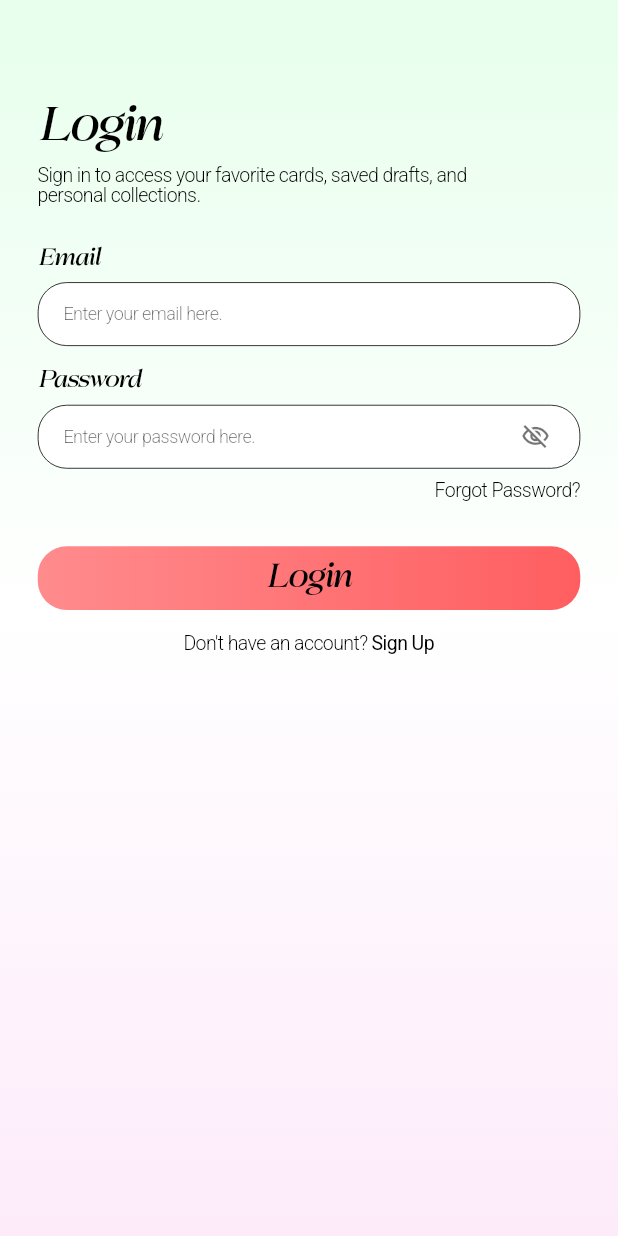
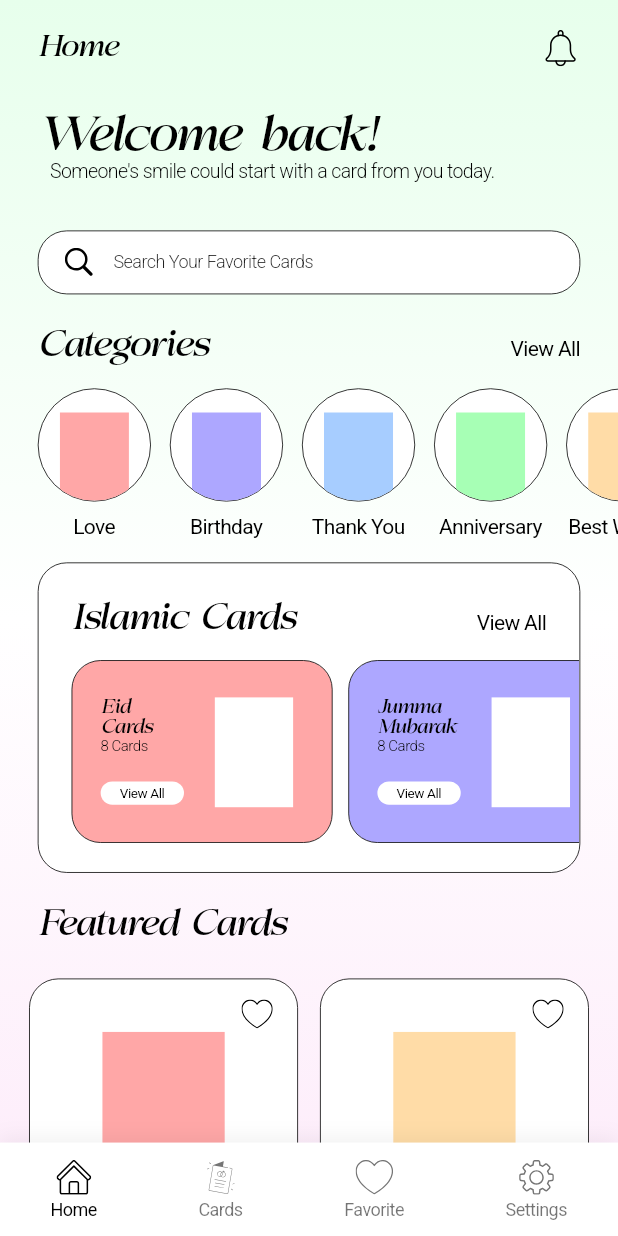
Before and after one commit to ominilogics/Diamond-App, a Flutter app: the screen it shows after launch, on a phone screen of 412 x 824 dp. Run offline on Flutter 3.47's test engine with Material 3 defaults, Android fonts, the phone set to English and light mode, and no system bars; our stand-ins replace flutter_screenutil, flutter_svg, go_router.

Commit message:
home screen completed

```diff
--- a/lib/core/routing/app_router.dart
+++ b/lib/core/routing/app_router.dart
@@ -2,13 +2,14 @@ import 'package:go_router/go_router.dart';
 import '../../features/auth/presentation/screens/login_screen.dart';
 import '../../features/auth/presentation/screens/sign_up_screen.dart';
 import '../../features/auth/presentation/screens/forgot_password_screen.dart';
+import '../../features/main/presentation/screens/main_screen.dart';
 import 'app_routes.dart';
 
 class AppRouter {
   AppRouter._();
 
   static final router = GoRouter(
-    initialLocation: AppRoute.login.path,
+    initialLocation: AppRoute.main.path,
     routes: [
       GoRoute(
         name: AppRoute.login.name,
@@ -25,6 +26,11 @@ class AppRouter {
         path: AppRoute.forgotPassword.path,
         builder: (context, state) => const ForgotPasswordScreen(),
       ),
+      GoRoute(
+        name: AppRoute.main.name,
+        path: AppRoute.main.path,
+        builder: (context, state) => const MainScreen(),
+      ),
     ],
   );
 }
--- a/lib/core/routing/app_routes.dart
+++ b/lib/core/routing/app_routes.dart
@@ -1,7 +1,8 @@
 enum AppRoute {
   login('/login'),
   signup('/signup'),
-  forgotPassword('/forgot-password');
+  forgotPassword('/forgot-password'),
+  main('/main');
 
   const AppRoute(this.path);
   final String path;
--- a/lib/core/theme/app_colors.dart
+++ b/lib/core/theme/app_colors.dart
@@ -37,6 +37,6 @@ class AppColors {
   static const Color card1 = Color(0xFFFFA7A7);
   static const Color card2 = Color(0xFFADA7FF);
   static const Color card3 = Color(0xFFA7CDFF);
-  static const Color card4 = Color(0xFFA7CDFF); // Same as card3 based on the prompt
+  static const Color card4 = Color(0xFFA7FFB5); // Light Green
   static const Color card5 = Color(0xFFFFDCA7);
 }
--- a/lib/core/widgets/app_text_field.dart
+++ b/lib/core/widgets/app_text_field.dart
@@ -8,6 +8,7 @@ class AppTextField extends StatelessWidget {
   final bool obscureText;
   final TextInputType? keyboardType;
   final Widget? suffixIcon;
+  final Widget? prefixIcon;
   final String? Function(String?)? validator;
 
   const AppTextField({
@@ -17,6 +18,7 @@ class AppTextField extends StatelessWidget {
     this.obscureText = false,
     this.keyboardType,
     this.suffixIcon,
+    this.prefixIcon,
     this.validator,
   });
 
@@ -55,10 +57,16 @@ class AppTextField extends StatelessWidget {
                 textAlignVertical: TextAlignVertical.center,
                 decoration: InputDecoration(
                   hintText: hintText,
-                  hintStyle: AppTextStyles.roboto300Light12(),
+                  hintStyle: AppTextStyles.roboto300Light12(color: Colors.black87),
                   border: InputBorder.none,
                   isDense: true,
                   contentPadding: EdgeInsets.symmetric(horizontal: 16.w),
+                  prefixIcon: prefixIcon,
+                  prefixIconConstraints: BoxConstraints(
+                    minWidth: 40.w,
+                    minHeight: 20.h,
+                    maxHeight: 44.h,
+                  ),
                   suffixIcon: suffixIcon,
                   suffixIconConstraints: BoxConstraints(
                     minWidth: 40.w,
--- /dev/null
+++ b/lib/features/home/presentation/screens/home_screen.dart
@@ -0,0 +1,135 @@
+import 'package:flutter/material.dart';
+import 'package:flutter_screenutil/flutter_screenutil.dart';
+import 'package:flutter_svg/flutter_svg.dart';
+
+import '../../../../core/theme/app_colors.dart';
+import '../../../../core/theme/app_text_styles.dart';
+import '../../../../core/utils/app_assets.dart';
+import '../widgets/search_bar_widget.dart';
+import '../widgets/categories_section.dart';
+import '../widgets/islamic_cards_section.dart';
+import '../widgets/featured_card.dart';
+
+class HomeScreen extends StatelessWidget {
+  const HomeScreen({super.key});
+
+  @override
+  Widget build(BuildContext context) {
+    return SingleChildScrollView(
+      child: Column(
+        crossAxisAlignment: CrossAxisAlignment.start,
+        children: [
+          SizedBox(height: 12.h),
+
+          // 1. Top Bar
+          Padding(
+            padding: EdgeInsets.only(left: 24.w, right: 16.w),
+            child: Row(
+              mainAxisAlignment: MainAxisAlignment.spaceBetween,
+              children: [
+                Text('Home', style: AppTextStyles.colitez400Italic20()),
+                GestureDetector(
+                  onTap: () {
+                    // TODO: Handle notification tap
+                  },
+                  behavior: HitTestBehavior.opaque,
+                  child: Padding(
+                    padding: EdgeInsets.all(8.w),
+                    child: SvgPicture.asset(
+                      AppAssets.notification,
+                      width: 25.w,
+                      height: 25.h,
+                      colorFilter: const ColorFilter.mode(
+                        Colors.black,
+                        BlendMode.srcIn,
+                      ),
+                    ),
+                  ),
+                ),
+              ],
+            ),
+          ),
+          SizedBox(height: 24.h),
+
+          // 2. Welcome Section
+          Padding(
+            padding: EdgeInsets.symmetric(horizontal: 24.w),
+            child: Column(
+              crossAxisAlignment: CrossAxisAlignment.start,
+              children: [
+                Text(
+                  'Welcome back!',
+                  style: AppTextStyles.colitez400Italic32(),
+                ),
+                // SizedBox(height: 4.h),
+                Text(
+                  '   Someone\'s smile could start with a card from you today.',
+                  style: AppTextStyles.roboto300Light13(),
+                ),
+              ],
+            ),
+          ),
+          SizedBox(height: 34.h),
+
+          // 3. Search Bar
+          const SearchBarWidget(),
+          SizedBox(height: 24.h),
+
+          // 4. Categories Section
+          const CategoriesSection(),
+          SizedBox(height: 10.h),
+
+          // 5. Islamic Cards Section
+          const IslamicCardsSection(),
+          SizedBox(height: 24.h),
+
+          // 6. Featured Cards Section
+          Padding(
+            padding: EdgeInsets.symmetric(horizontal: 24.w),
+            child: Text(
+              'Featured Cards',
+              style: AppTextStyles.colitez400Italic24(),
+            ),
+          ),
+          SizedBox(height: 24.h),
+
+          // Featured Cards Grid
+          Column(
+            children: [
+              Row(
+                mainAxisAlignment: MainAxisAlignment.center,
+                children: [
+                  const FeaturedCard(
+                    title: 'Eid Card 1',
+                    cardColor: AppColors.card1,
+                  ),
+                  SizedBox(width: 14.w),
+                  const FeaturedCard(
+                    title: 'Eid Card 1',
+                    cardColor: AppColors.card5,
+                  ),
+                ],
+              ),
+              SizedBox(height: 14.h),
+              Row(
+                mainAxisAlignment: MainAxisAlignment.center,
+                children: [
+                  const FeaturedCard(
+                    title: 'Eid Card 1',
+                    cardColor: AppColors.card3,
+                  ),
+                  SizedBox(width: 14.w),
+                  const FeaturedCard(
+                    title: 'Eid Card 1',
+                    cardColor: AppColors.card4,
+                  ),
+                ],
+              ),
+            ],
+          ),
+          SizedBox(height: 40.h), // Bottom padding
+        ],
+      ),
+    );
+  }
+}
--- /dev/null
+++ b/lib/features/home/presentation/widgets/categories_section.dart
@@ -0,0 +1,111 @@
+import 'package:flutter/material.dart';
+import 'package:flutter_screenutil/flutter_screenutil.dart';
+import 'package:flutter_svg/flutter_svg.dart';
+
+import '../../../../core/theme/app_text_styles.dart';
+import '../../../../core/theme/app_colors.dart';
+import '../../../../core/utils/app_assets.dart';
+
+class CategoriesSection extends StatelessWidget {
+  const CategoriesSection({super.key});
+
+  @override
+  Widget build(BuildContext context) {
+    final titles = [
+      'Love',
+      'Birthday',
+      'Thank You',
+      'Anniversary',
+      'Best Wishes'
+    ];
+
+    final colors = [
+      AppColors.card1,
+      AppColors.card2,
+      AppColors.card3,
+      AppColors.card4,
+      AppColors.card5,
+    ];
+
+    return Column(
+      crossAxisAlignment: CrossAxisAlignment.start,
+      mainAxisSize: MainAxisSize.min,
+      children: [
+        Padding(
+          padding: EdgeInsets.symmetric(horizontal: 24.w),
+          child: Row(
+            mainAxisAlignment: MainAxisAlignment.spaceBetween,
+            crossAxisAlignment: CrossAxisAlignment.baseline,
+            textBaseline: TextBaseline.alphabetic,
+            children: [
+              Text(
+                'Categories',
+                style: AppTextStyles.colitez400Italic24(),
+              ),
+              Text(
+                'View All',
+                style: AppTextStyles.roboto400Regular14(),
+              ),
+            ],
+          ),
+        ),
+        SizedBox(height: 16.h),
+        SizedBox(
+          height: 110.h, // Space for 72 circle + 10 gap + text
+          child: ListView.separated(
+            padding: EdgeInsets.symmetric(horizontal: 24.w),
+            scrollDirection: Axis.horizontal,
+            itemCount: titles.length,
+            separatorBuilder: (context, index) => SizedBox(width: 12.w),
+            itemBuilder: (context, index) {
+              return Column(
+                mainAxisSize: MainAxisSize.min,
+                children: [
+                  Container(
+                    width: 72.w,
+                    height: 72.w,
+                    decoration: BoxDecoration(
+                      color: const Color(0xFFFFFFFF),
+                      shape: BoxShape.circle,
+                      border: Border.all(
+                        color: const Color(0xFF000000),
+                        width: 0.5.w,
+                      ),
+                    ),
+                    child: ClipOval(
+                      child: SizedBox(
+                        width: 72.w,
+                        height: 72.w,
+                        child: Align(
+                          alignment: Alignment.topCenter,
+                          child: Padding(
+                            padding: EdgeInsets.only(top: 16.h),
+                            child: SvgPicture.asset(
+                              AppAssets.gatta,
+                              width: 44.w,
+                              height: 67.h,
+                              fit: BoxFit.fill,
+                              colorFilter: ColorFilter.mode(
+                                colors[index],
+                                BlendMode.srcIn,
+                              ),
+                            ),
+                          ),
+                        ),
+                      ),
+                    ),
+                  ),
+                  SizedBox(height: 10.h),
+                  Text(
+                    titles[index],
+                    style: AppTextStyles.roboto400Regular14(),
+                  ),
+                ],
+              );
+            },
+          ),
+        ),
+      ],
+    );
+  }
+}
--- /dev/null
+++ b/lib/features/home/presentation/widgets/category_card.dart
@@ -0,0 +1,93 @@
+import 'package:flutter/material.dart';
+import 'package:flutter_screenutil/flutter_screenutil.dart';
+import 'package:flutter_svg/flutter_svg.dart';
+
+import '../../../../core/theme/app_text_styles.dart';
+import '../../../../core/utils/app_assets.dart';
+
+class CategoryCard extends StatelessWidget {
+  final String title;
+  final String subtitle;
+  final Color backgroundColor;
+  final VoidCallback? onViewAllPressed;
+
+  const CategoryCard({
+    super.key,
+    required this.title,
+    required this.subtitle,
+    required this.backgroundColor,
+    this.onViewAllPressed,
+  });
+
+  @override
+  Widget build(BuildContext context) {
+    return Container(
+      width: 166.w,
+      height: 126.h,
+      decoration: BoxDecoration(
+        color: backgroundColor,
+        borderRadius: BorderRadius.circular(20.r),
+        border: Border.all(
+          color: const Color(0xFF000000),
+          width: 0.5.w,
+        ),
+      ),
+      child: Stack(
+        children: [
+          // Left side content
+          Positioned(
+            left: 18.w, // Calculated from 60px (button left) - 42px (card left)
+            top: 0,
+            bottom: 0,
+            child: Column(
+              mainAxisAlignment: MainAxisAlignment.center,
+              crossAxisAlignment: CrossAxisAlignment.start,
+              children: [
+                Text(
+                  title,
+                  style: AppTextStyles.colitez400Italic13(),
+                ),
+                SizedBox(height: 1.h),
+                Text(
+                  subtitle,
+                  style: AppTextStyles.roboto300Light10(),
+                ),
+                SizedBox(height: 19.h),
+                GestureDetector(
+                  onTap: onViewAllPressed,
+                  child: Container(
+                    width: 53.w,
+                    height: 16.h,
+                    decoration: BoxDecoration(
+                      color: const Color(0xFFFFFFFF),
+                      borderRadius: BorderRadius.circular(20.r),
+                    ),
+                    alignment: Alignment.center,
+                    child: Text(
+                      'View All',
+                      style: AppTextStyles.roboto400Regular9(),
+                    ),
+                  ),
+                ),
+              ],
+            ),
+          ),
+          // Right side SVG card (gatta)
+          Positioned(
+            top: 25.h, // Calculated from 469px (gatta top) - 444px (card top)
+            left: 88.w, // Calculated from 130px (gatta left) - 42px (card left)
+            child: SvgPicture.asset(
+              AppAssets.gatta,
+              width: 55.w,
+              height: 76.h,
+              colorFilter: const ColorFilter.mode(
+                Color(0xFFFFFFFF), // White graphic as shown in design
+                BlendMode.srcIn,
+              ),
+            ),
+          ),
+        ],
+      ),
+    );
+  }
+}
--- /dev/null
+++ b/lib/features/home/presentation/widgets/featured_card.dart
@@ -0,0 +1,85 @@
+import 'package:flutter/material.dart';
+import 'package:flutter_screenutil/flutter_screenutil.dart';
+import 'package:flutter_svg/flutter_svg.dart';
+
+import '../../../../core/theme/app_text_styles.dart';
+import '../../../../core/utils/app_assets.dart';
+
+class FeaturedCard extends StatelessWidget {
+  final String title;
+  final Color cardColor;
+  final bool isFavorite;
+  final VoidCallback? onFavoriteToggle;
+  final VoidCallback? onTap;
+
+  const FeaturedCard({
+    super.key,
+    required this.title,
+    required this.cardColor,
+    this.isFavorite = false,
+    this.onFavoriteToggle,
+    this.onTap,
+  });
+
+  @override
+  Widget build(BuildContext context) {
+    return GestureDetector(
+      onTap: onTap,
+      child: Container(
+        width: 171.w,
+        height: 204.h,
+        decoration: BoxDecoration(
+          color: const Color(0xFFFFFFFF),
+          borderRadius: BorderRadius.circular(20.r),
+          border: Border.all(
+            color: const Color(0xFF000000),
+            width: 0.5.w,
+          ),
+        ),
+        child: Stack(
+          children: [
+            // Center content
+            Positioned.fill(
+              child: Column(
+                mainAxisAlignment: MainAxisAlignment.end,
+                children: [
+                  SvgPicture.asset(
+                    AppAssets.gatta,
+                    width: 84.5.w,
+                    height: 118.3.h,
+                    colorFilter: ColorFilter.mode(
+                      cardColor,
+                      BlendMode.srcIn,
+                    ),
+                  ),
+                  SizedBox(height: 18.h),
+                  Text(
+                    title,
+                    style: AppTextStyles.roboto400Regular14(),
+                  ),
+                  SizedBox(height: 16.h),
+                ],
+              ),
+            ),
+            // Favorite icon
+            Positioned(
+              top: 14.h,
+              right: 14.w,
+              child: GestureDetector(
+                onTap: onFavoriteToggle,
+                child: SvgPicture.asset(
+                  AppAssets.favourite,
+                  width: 23.w,
+                  height: 20.h,
+                  colorFilter: isFavorite
+                      ? const ColorFilter.mode(Colors.red, BlendMode.srcIn)
+                      : null,
+                ),
+              ),
+            ),
+          ],
+        ),
+      ),
+    );
+  }
+}
--- /dev/null
+++ b/lib/features/home/presentation/widgets/islamic_cards_section.dart
@@ -0,0 +1,78 @@
+import 'package:flutter/material.dart';
+import 'package:flutter_screenutil/flutter_screenutil.dart';
+
+import '../../../../core/theme/app_text_styles.dart';
+import '../../../../core/theme/app_colors.dart';
+import 'category_card.dart';
+
+class IslamicCardsSection extends StatelessWidget {
+  const IslamicCardsSection({super.key});
+
+  @override
+  Widget build(BuildContext context) {
+    return Container(
+      width: double.infinity,
+      margin: EdgeInsets.symmetric(horizontal: 24.w),
+      height: 214.h,
+      decoration: BoxDecoration(
+        color: const Color(0xFFFFFFFF),
+        borderRadius: BorderRadius.circular(20.r),
+        border: Border.all(
+          color: const Color(0xFF000000),
+          width: 0.5.w,
+        ),
+      ),
+      child: Column(
+        crossAxisAlignment: CrossAxisAlignment.start,
+        children: [
+          SizedBox(height: 27.h), // Mathematically calculated top padding
+          Padding(
+            padding: EdgeInsets.symmetric(horizontal: 21.w),
+            child: Row(
+              mainAxisAlignment: MainAxisAlignment.spaceBetween,
+              crossAxisAlignment: CrossAxisAlignment.baseline,
+              textBaseline: TextBaseline.alphabetic,
+              children: [
+                Text(
+                  'Islamic Cards',
+                  style: AppTextStyles.colitez400Italic24(),
+                ),
+                Text(
+                  'View All',
+                  style: AppTextStyles.roboto400Regular14(),
+                ),
+              ],
+            ),
+          ),
+          SizedBox(height: 15.h),
+          SizedBox(
+            height: 126.h, // Height of the CategoryCard
+            child: ListView.separated(
+              padding: EdgeInsets.symmetric(horizontal: 21.w),
+              scrollDirection: Axis.horizontal,
+              itemCount: 3, // Rendering 3 dummy cards
+              separatorBuilder: (context, index) => SizedBox(width: 10.w),
+              itemBuilder: (context, index) {
+                final titles = ['Eid\nCards', 'Jumma\nMubarak', 'Ramadan\nKareem'];
+                final colors = [
+                  AppColors.card1,
+                  AppColors.card2,
+                  AppColors.card3,
+                ];
+
+                return CategoryCard(
+                  title: titles[index],
+                  subtitle: '8 Cards',
+                  backgroundColor: colors[index],
+                  onViewAllPressed: () {
+                    // TODO: Navigate to specific card listing
+                  },
+                );
+              },
+            ),
+          ),
+        ],
+      ),
+    );
+  }
+}
--- /dev/null
+++ b/lib/features/home/presentation/widgets/search_bar_widget.dart
@@ -0,0 +1,40 @@
+import 'package:flutter/material.dart';
+import 'package:flutter_screenutil/flutter_screenutil.dart';
+import 'package:flutter_svg/flutter_svg.dart';
+
+import '../../../../core/utils/app_assets.dart';
+import '../../../../core/widgets/app_text_field.dart';
+
+class SearchBarWidget extends StatelessWidget {
+  final TextEditingController? controller;
+  final ValueChanged<String>? onChanged;
+
+  const SearchBarWidget({
+    super.key,
+    this.controller,
+    this.onChanged,
+  });
+
+  @override
+  Widget build(BuildContext context) {
+    return Padding(
+      padding: EdgeInsets.symmetric(horizontal: 24.w),
+      child: AppTextField(
+        controller: controller,
+        hintText: 'Search Your Favorite Cards',
+        prefixIcon: Padding(
+          padding: EdgeInsets.only(left: 16.w, right: 8.w),
+          child: SvgPicture.asset(
+            AppAssets.search,
+            width: 20.w,
+            height: 20.h,
+            colorFilter: const ColorFilter.mode(
+              Colors.black,
+              BlendMode.srcIn,
+            ),
+          ),
+        ),
+      ),
+    );
+  }
+}
--- /dev/null
+++ b/lib/features/main/presentation/screens/main_screen.dart
@@ -0,0 +1,43 @@
+import 'package:daimond/features/home/presentation/screens/home_screen.dart';
+import 'package:flutter/material.dart';
+
+import '../../../../core/widgets/gradient_scaffold.dart';
+import '../widgets/custom_bottom_nav_bar.dart';
+class MainScreen extends StatefulWidget {
+  const MainScreen({super.key});
+
+  @override
+  State<MainScreen> createState() => _MainScreenState();
+}
+
+class _MainScreenState extends State<MainScreen> {
+  int _currentIndex = 0;
+
+  // Render the Home Screen at index 0, and dummy screens for the rest
+  final List<Widget> _pages = const [
+    HomeScreen(),
+    Center(child: Text('Cards Screen')),
+    Center(child: Text('Favorite Screen')),
+    Center(child: Text('Settings Screen')),
+  ];
+
+  void _onTabTapped(int index) {
+    setState(() {
+      _currentIndex = index;
+    });
+  }
+
+  @override
+  Widget build(BuildContext context) {
+    return GradientScaffold(
+      bottomNavigationBar: CustomBottomNavBar(
+        currentIndex: _currentIndex,
+        onTap: _onTabTapped,
+      ),
+      body: IndexedStack(
+        index: _currentIndex,
+        children: _pages,
+      ),
+    );
+  }
+}
--- /dev/null
+++ b/lib/features/main/presentation/widgets/custom_bottom_nav_bar.dart
@@ -0,0 +1,110 @@
+import 'package:flutter/material.dart';
+import 'package:flutter_screenutil/flutter_screenutil.dart';
+import 'package:flutter_svg/flutter_svg.dart';
+
+import '../../../../core/theme/app_text_styles.dart';
+import '../../../../core/utils/app_assets.dart';
+
+class CustomBottomNavBar extends StatelessWidget {
+  final int currentIndex;
+  final Function(int) onTap;
+
+  const CustomBottomNavBar({
+    super.key,
+    required this.currentIndex,
+    required this.onTap,
+  });
+
+  @override
+  Widget build(BuildContext context) {
+    return Container(
+      decoration: BoxDecoration(
+        color: const Color(0xFFFFFFFF),
+        boxShadow: [
+          BoxShadow(
+            color: Colors.black.withOpacity(0.05),
+            offset: const Offset(0, -4),
+            blurRadius: 10,
+          ),
+        ],
+      ),
+      child: SafeArea(
+        top: false,
+        child: Padding(
+          padding: EdgeInsets.symmetric(vertical: 12.h),
+          child: Row(
+            mainAxisAlignment: MainAxisAlignment.spaceAround,
+            children: [
+              _NavBarItem(
+                iconPath: AppAssets.home,
+                label: 'Home',
+                isSelected: currentIndex == 0,
+                onTap: () => onTap(0),
+              ),
+              _NavBarItem(
+                iconPath: AppAssets.cards,
+                label: 'Cards',
+                isSelected: currentIndex == 1,
+                onTap: () => onTap(1),
+              ),
+              _NavBarItem(
+                iconPath: AppAssets.favourite,
+                label: 'Favorite',
+                isSelected: currentIndex == 2,
+                onTap: () => onTap(2),
+              ),
+              _NavBarItem(
+                iconPath: AppAssets.settings,
+                label: 'Settings',
+                isSelected: currentIndex == 3,
+                onTap: () => onTap(3),
+              ),
+            ],
+          ),
+        ),
+      ),
+    );
+  }
+}
+
+class _NavBarItem extends StatelessWidget {
+  final String iconPath;
+  final String label;
+  final bool isSelected;
+  final VoidCallback onTap;
+
+  const _NavBarItem({
+    required this.iconPath,
+    required this.label,
+    required this.isSelected,
+    required this.onTap,
+  });
+
+  @override
+  Widget build(BuildContext context) {
+    return GestureDetector(
+      onTap: onTap,
+      behavior: HitTestBehavior.opaque,
+      child: Column(
+        mainAxisSize: MainAxisSize.min,
+        children: [
+          SvgPicture.asset(
+            iconPath,
+            width: 24.w,
+            height: 24.h,
+            colorFilter: isSelected
+                ? const ColorFilter.mode(Colors.black, BlendMode.srcIn)
+                : const ColorFilter.mode(Colors.black54, BlendMode.srcIn),
+          ),
+          SizedBox(height: 4.h),
+          Text(
+            label,
+            style: isSelected
+                ? AppTextStyles.roboto400Regular12(color: Colors.black)
+                : AppTextStyles.roboto400Regular12(color: Colors.black54),
+          ),
+        ],
+      ),
+    );
+  }
+}
--- a/pubspec.yaml
+++ b/pubspec.yaml
@@ -13,6 +13,7 @@ dependencies:
   cupertino_icons: ^1.0.8
   flutter_screenutil: ^5.9.3
   go_router: ^17.3.0
+  flutter_svg: ^2.3.0
 
 dev_dependencies:
   flutter_test:
@@ -23,7 +24,8 @@ flutter:
   uses-material-design: true
 
   assets:
-    - assets/
+    - assets/icons/
+    - assets/pictures/
 
   fonts:
     - family: ColitezSerif
```
Also changed, not shown: pubspec.lock.
